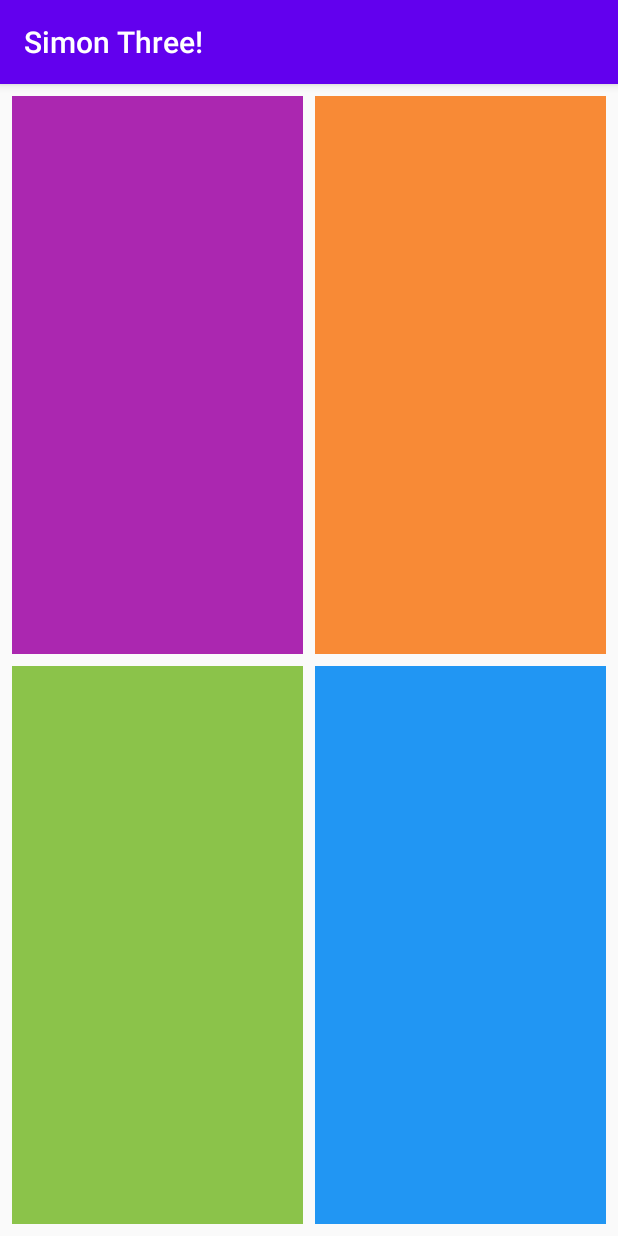
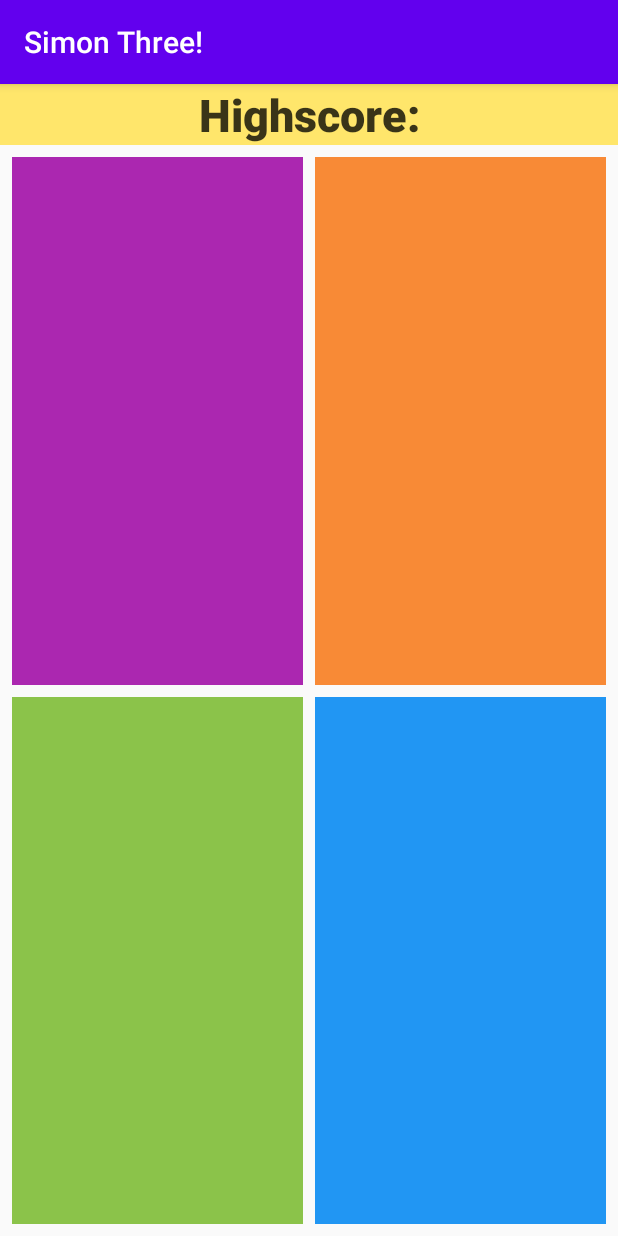
Before and after one commit to CGreenup/SimonThree, an Android app: the screen it shows after launch (Game), after a tap on an icon or button, on a phone screen of 412 x 824 dp. Run offline under Robolectric (Android 15) with nearby library versions, the phone set to English and light mode, and no system bars.

Commit message:
Added High-score functionality

```diff
--- a/app/src/main/java/com/chrisgreenup/simonthree/Game.java
+++ b/app/src/main/java/com/chrisgreenup/simonthree/Game.java
@@ -1,9 +1,10 @@
 package com.chrisgreenup.simonthree;
 
-//TODO: make comparison of user input to one place in the history
+//TODO: add the thing to stop music from playing in the background
 //TODO: add high score
 //TODO: add writing high score to file
 //TODO: write high score from file during onCreate, unless file is empty
+//TODO: add notifier of loss
 
 import android.content.Intent;
 import android.media.AudioAttributes;
@@ -13,6 +14,7 @@ import android.os.Bundle;
 import android.util.Log;
 import android.view.View;
 import android.widget.ImageButton;
+import android.widget.TextView;
 
 import androidx.appcompat.app.AppCompatActivity;
 
@@ -36,9 +38,15 @@ implements View.OnClickListener {
 
     //For determining the user's place in the sequence
     private int index;
-
+    //For determing if the player can press buttons
     private boolean playersTurn;
 
+    //Variable for keeping track of the highest score
+    private int highscore;
+
+    private int currentscore;
+
+    //Enum of all of the colors, and a method to get a random color
     private enum buttonCommands{
         RED, YELLOW, GREEN, BLUE;
         private static buttonCommands [] buttons = values();
@@ -60,6 +68,7 @@ implements View.OnClickListener {
     private SoundPool soundPool;
     private Set<Integer> soundsLoaded;
 
+    //beep ids to have sound setup in onResume, but played in onClick
     int beep1Id;
     int beep2Id;
     int beep3Id;
@@ -73,10 +82,10 @@ implements View.OnClickListener {
 
         intent = getIntent();
         gameMode = intent.getStringExtra("game");
-        Log.i("TESTTT", "Game:" + gameMode);
 
+//TEMP
+currentscore = 0;
 
-        //TODO: Set up buttons based on game mode (mainly color)
 
         String id = "simon_button_";
         for (int i = 0; i < 4; i++){
@@ -86,11 +95,7 @@ implements View.OnClickListener {
             imageButton.setOnClickListener(this);
         }
 
-        if (history != null){
-            history.clear();
-        }else{
-            history = new ArrayList<>();
-        }
+        restartGame();
 
         setupExtraButton(gameMode);
 
@@ -142,7 +147,7 @@ implements View.OnClickListener {
                     break;
             }
 
-            Log.i("SIMONSAYS", currentColor.toString());
+            Log.i("DSIMONSAYS", currentColor.toString());
 
             //Make the button pressed beep
             //soundsLoaded = new HashSet<Integer>();
@@ -154,14 +159,10 @@ implements View.OnClickListener {
             //Make the button pressed beep
             playBeep(currentColor);
 
-            Log.i("SIMONHISTORY", "_____________________");
-            for (int i = 0; i < history.size(); i++) {
-                Log.i("SIMONHISTORY", history.get(i).toString());
-            }
-
             //If the player has entered the correct sequence
             if(pickedTheRightColor(currentColor)){
                 if (index == history.size()){
+                    updateScores();
                     SimonSay ss = new SimonSay();
                     ss.execute();
                 }
@@ -172,6 +173,17 @@ implements View.OnClickListener {
 
         }
 
+    }
+
+    private void updateScores(){
+        currentscore = history.size();
+
+        if (currentscore > highscore)
+            highscore = currentscore;
+
+        TextView scoreTv = findViewById(R.id.high_score_tv);
+        String s = getResources().getString(R.string.highscore_text) + highscore;
+        scoreTv.setText(s);
     }
 
     //Class for making the buttons on-screen flash as if there were an LED behind them
@@ -253,19 +265,19 @@ implements View.OnClickListener {
     }
 
     private boolean pickedTheRightColor(buttonCommands color){
-        //If the player isn't playing Simon Reverse, use normal rules
-        if (!gameMode.equals("reverse")){
+        //If the player isn't playing Simon Rewind, use normal rules
+        if (!gameMode.equals("rewind")){
             if (history.get(index).equals(color)){
-                Log.i("SIMONDEBUG", "correct color, not reverse");
+                Log.i("DSIMONDEBUG", "correct color, not rewind");
                 index++;
                 return true;
             }
         }
         //otherwise, use rules that are backwards compared to Simon
         else{
-            int size = history.size();
+            int size = history.size() - 1;
             if(history.get(size-index).equals(color)){
-                Log.i("SIMONDEBUG", "correct color, reverse");
+                Log.i("DSIMONDEBUG", "correct color, rewind");
                 index++;
                 return true;
             }
@@ -313,12 +325,20 @@ implements View.OnClickListener {
             playersTurn = false;
             history.add(button.next());
 
+
+            Log.i("DSIMONHISTORY", "_____________________");
+            for (int i = 0; i < history.size(); i++) {
+                Log.i("DSIMONHISTORY", history.get(i).toString());
+            }
+
+
+
             try {
                 Thread.sleep(800);
             } catch (InterruptedException e) {
                 e.printStackTrace();
             }
-            Log.i("SIMONDEBUG", "history size = " + history.size());
+            Log.i("DSIMONDEBUG", "history size = " + history.size());
             for(int i = 0; i < history.size(); i++) {
                 try {
                     playBeep(history.get(i));
@@ -367,7 +387,7 @@ implements View.OnClickListener {
             else if (color.equals(buttonCommands.GREEN))
                 return imageButtonGreen;
             else{
-                Log.i("SIMONHISTORY", "ERROR WITH getCorrespondingButton");
+                Log.i("DSIMONHISTORY", "ERROR WITH getCorrespondingButton");
                 return imageButtonRed;
             }
         }
--- a/app/src/main/res/layout/game_board.xml
+++ b/app/src/main/res/layout/game_board.xml
@@ -18,7 +18,7 @@
         app:layout_constraintBottom_toTopOf="@+id/simon_button_2"
         app:layout_constraintEnd_toStartOf="@+id/simon_button_1"
         app:layout_constraintStart_toStartOf="parent"
-        app:layout_constraintTop_toTopOf="parent"
+        app:layout_constraintTop_toBottomOf="@+id/high_score_tv"
         app:srcCompat="@drawable/light_on" />
 
     <ImageButton
@@ -33,7 +33,7 @@
         app:layout_constraintBottom_toTopOf="@+id/simon_button_3"
         app:layout_constraintEnd_toEndOf="parent"
         app:layout_constraintStart_toEndOf="@+id/simon_button_0"
-        app:layout_constraintTop_toTopOf="parent"
+        app:layout_constraintTop_toBottomOf="@+id/high_score_tv"
         app:srcCompat="@drawable/light_on" />
 
     <ImageButton
@@ -65,4 +65,18 @@
         app:layout_constraintStart_toEndOf="@+id/simon_button_2"
         app:layout_constraintTop_toBottomOf="@+id/simon_button_1"
         app:srcCompat="@drawable/light_off" />
+
+    <TextView
+        android:id="@+id/high_score_tv"
+        android:layout_width="0dp"
+        android:layout_height="wrap_content"
+        android:background="#FFE66B"
+        android:fontFamily="sans-serif-black"
+        android:text="Highscore:"
+        android:textAlignment="center"
+        android:textColor="#C6000000"
+        android:textSize="30sp"
+        app:layout_constraintEnd_toEndOf="parent"
+        app:layout_constraintStart_toStartOf="parent"
+        app:layout_constraintTop_toTopOf="parent" />
 </androidx.constraintlayout.widget.ConstraintLayout>
--- a/app/src/main/res/values/strings.xml
+++ b/app/src/main/res/values/strings.xml
@@ -19,4 +19,6 @@
  player will have 5 seconds to press a light and each subsequent light in the correct,
  sequential order.
     However, there will be no colors to the buttons, or unique audio tones.</string>
+
+    <string name="highscore_text">Highest score: </string>
 </resources>
```
